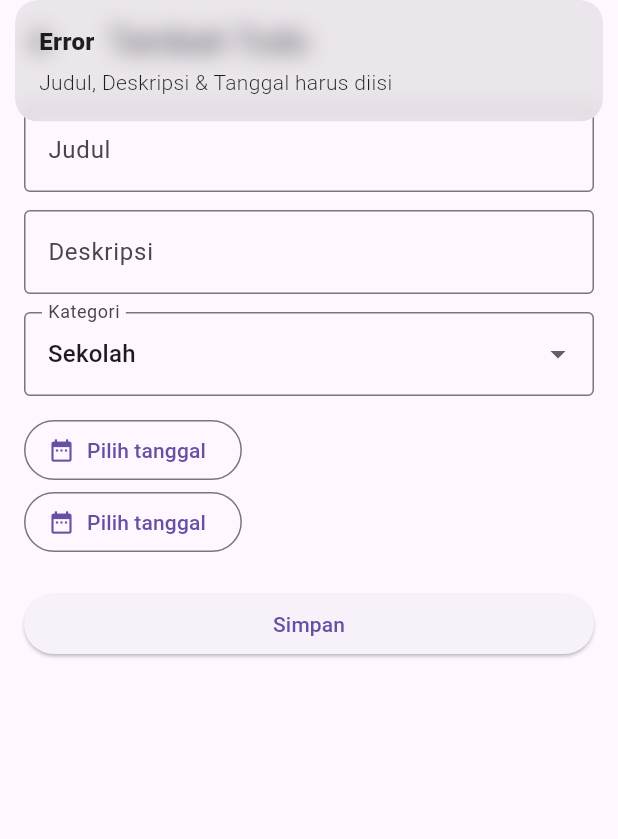
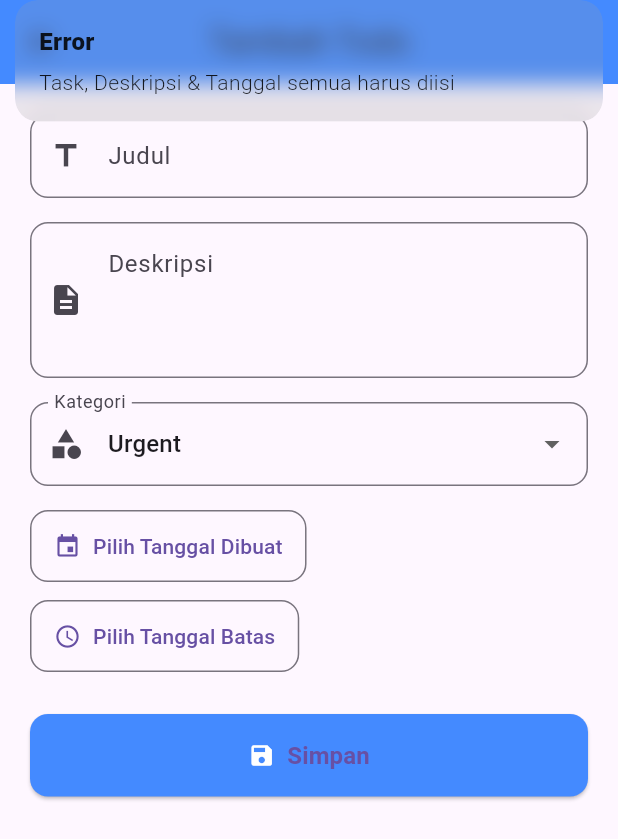
Before and after one commit to ASenoJati/todo_app, a Flutter app: the AddTodoPage screen opened by its route, after a tap on "Simpan", on a phone screen of 412 x 824 dp. Shown: the top 839 px of the screen. Run offline on Flutter 3.47's test engine with Material 3 defaults, Android fonts, the phone set to English and light mode, and no system bars; our stand-ins replace get.

```diff
--- a/lib/controllers/AddTodoController.dart
+++ b/lib/controllers/AddTodoController.dart
@@ -8,8 +8,8 @@ class AddTodoController extends GetxController {
   final titleController = TextEditingController();
   final descController = TextEditingController();
 
-  final categoryList = ["Sekolah", "Pekerjaan", "Pribadi"];
-  final selectedCategory = "Sekolah".obs;
+  final categoryList = ["Urgent", "High", "Normal", "Low"];
+  final selectedCategory = "Urgent".obs;
 
   final selectedDate = Rx<DateTime?>(null);
 
--- a/lib/pages/AddTodoPage.dart
+++ b/lib/pages/AddTodoPage.dart
@@ -12,34 +12,54 @@ class AddTodoPage extends StatelessWidget {
   @override
   Widget build(BuildContext context) {
     return Scaffold(
-      appBar: AppBar(title: const Text("Tambah Todo")),
-      body: Padding(
-        padding: const EdgeInsets.all(16),
+      appBar: AppBar(
+        title: const Text("Tambah Todo"),
+        centerTitle: true,
+        backgroundColor: Colors.blueAccent,
+        elevation: 0,
+      ),
+      body: SingleChildScrollView(
+        padding: const EdgeInsets.all(20),
         child: Column(
           crossAxisAlignment: CrossAxisAlignment.start,
           children: [
             TextField(
               controller: controller.titleController,
-              decoration: const InputDecoration(
+              decoration: InputDecoration(
                 labelText: "Judul",
-                border: OutlineInputBorder(),
+                hintText: "Masukkan judul tugas",
+                prefixIcon: const Icon(Icons.title),
+                border: OutlineInputBorder(
+                  borderRadius: BorderRadius.circular(12),
+                ),
               ),
             ),
-            const SizedBox(height: 12),
+            const SizedBox(height: 16),
+
             TextField(
               controller: controller.descController,
-              decoration: const InputDecoration(
+              maxLines: 3,
+              decoration: InputDecoration(
                 labelText: "Deskripsi",
-                border: OutlineInputBorder(),
+                hintText: "Tuliskan detail tugas",
+                alignLabelWithHint: true,
+                prefixIcon: const Icon(Icons.description),
+                border: OutlineInputBorder(
+                  borderRadius: BorderRadius.circular(12),
+                ),
               ),
             ),
-            const SizedBox(height: 12),
+            const SizedBox(height: 16),
+
             Obx(
               () => DropdownButtonFormField<String>(
                 value: controller.selectedCategory.value,
-                decoration: const InputDecoration(
+                decoration: InputDecoration(
                   labelText: "Kategori",
-                  border: OutlineInputBorder(),
+                  prefixIcon: const Icon(Icons.category),
+                  border: OutlineInputBorder(
+                    borderRadius: BorderRadius.circular(12),
+                  ),
                 ),
                 items: controller.categoryList
                     .map((c) => DropdownMenuItem(value: c, child: Text(c)))
@@ -49,39 +69,71 @@ class AddTodoPage extends StatelessWidget {
                 },
               ),
             ),
-            const SizedBox(height: 12),
+            const SizedBox(height: 16),
+
             Obx(() {
               final dateText = controller.selectedDate.value == null
-                  ? "Pilih tanggal"
+                  ? "Pilih Tanggal Dibuat"
                   : DateFormat(
                       "d MMMM yyyy",
                       "id_ID",
                     ).format(controller.selectedDate.value!);
               return OutlinedButton.icon(
-                icon: const Icon(Icons.date_range),
+                style: OutlinedButton.styleFrom(
+                  padding: const EdgeInsets.symmetric(
+                    vertical: 14,
+                    horizontal: 16,
+                  ),
+                  shape: RoundedRectangleBorder(
+                    borderRadius: BorderRadius.circular(12),
+                  ),
+                ),
+                icon: const Icon(Icons.event),
                 label: Text(dateText),
                 onPressed: () => controller.pickDate(context),
               );
             }),
+            const SizedBox(height: 12),
 
             Obx(() {
               final dateText = controller.selectedDueDate.value == null
-                  ? "Pilih tanggal"
+                  ? "Pilih Tanggal Batas"
                   : DateFormat(
                       "d MMMM yyyy",
                       "id_ID",
                     ).format(controller.selectedDueDate.value!);
               return OutlinedButton.icon(
-                icon: const Icon(Icons.date_range),
+                style: OutlinedButton.styleFrom(
+                  padding: const EdgeInsets.symmetric(
+                    vertical: 14,
+                    horizontal: 16,
+                  ),
+                  shape: RoundedRectangleBorder(
+                    borderRadius: BorderRadius.circular(12),
+                  ),
+                ),
+                icon: const Icon(Icons.schedule),
                 label: Text(dateText),
                 onPressed: () => controller.pickDueDate(context),
               );
             }),
+            const SizedBox(height: 28),
 
-            const SizedBox(height: 20),
             SizedBox(
               width: double.infinity,
-              child: ElevatedButton(
+              child: ElevatedButton.icon(
+                style: ElevatedButton.styleFrom(
+                  backgroundColor: Colors.blueAccent,
+                  padding: const EdgeInsets.symmetric(vertical: 16),
+                  shape: RoundedRectangleBorder(
+                    borderRadius: BorderRadius.circular(12),
+                  ),
+                ),
+                icon: const Icon(Icons.save, color: Colors.white),
+                label: const Text(
+                  "Simpan",
+                  style: TextStyle(fontSize: 16, fontWeight: FontWeight.bold),
+                ),
                 onPressed: () {
                   if (controller.titleController.text.isNotEmpty &&
                       controller.descController.text.isNotEmpty &&
@@ -105,15 +157,14 @@ class AddTodoPage extends StatelessWidget {
                     );
 
                     Get.back();
-                    Get.snackbar("Sukses", "Tugas berhasil ditambahkan");
+                    Get.snackbar("Sukses", "Task berhasil ditambahkan");
                   } else {
                     Get.snackbar(
                       "Error",
-                      "Judul, Deskripsi & Tanggal harus diisi",
+                      "Task, Deskripsi & Tanggal semua harus diisi",
                     );
                   }
                 },
-                child: const Text("Simpan"),
               ),
             ),
           ],
--- a/lib/pages/HistoryPage.dart
+++ b/lib/pages/HistoryPage.dart
@@ -12,20 +12,15 @@ class HistoryPage extends StatelessWidget {
     return Scaffold(
       appBar: AppBar(
         title: const Text("History"),
-        titleTextStyle: TextStyle(
-          fontSize: 28,
-          fontWeight: FontWeight.bold
-        ),
+        titleTextStyle: TextStyle(fontSize: 28, fontWeight: FontWeight.bold),
         centerTitle: true,
         backgroundColor: Colors.blueAccent,
         elevation: 0,
-
       ),
 
-       body: Obx(
-      () {
+      body: Obx(() {
         if (todoController.history.isEmpty) {
-        return Center(child: Text("Belum ada todo selesai"));
+          return Center(child: Text("Belum Ada Task Selesai"));
         }
         return ListView.builder(
           itemCount: todoController.history.length,
@@ -42,8 +37,7 @@ class HistoryPage extends StatelessWidget {
             );
           },
         );
-    })
+      }),
     );
-
   }
 }
```
Also changed, not shown: lib/pages/LoginPage.dart (+3 -22 lines), lib/pages/ProfilePage.dart (+27 -9 lines), lib/pages/TodoPage.dart (+20 -9 lines). Lines whose indentation alone changed are shown as unchanged.
